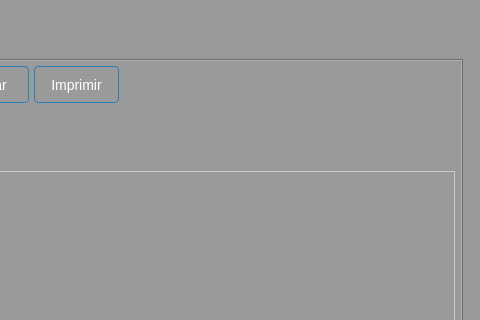
Above: Sistema de ventas/ui/FrmIngreso.ui from CodeDrTech/DevelopPython before the change; both pictures show x 378 to 858 and y 0 to 320 of the 858 by 625 pixel window. Below: the same form after it.
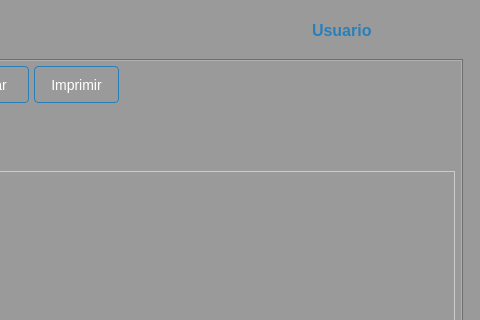
That is the form after the change.

```diff
--- a/Sistema de ventas/ui/FrmIngreso.ui
+++ b/Sistema de ventas/ui/FrmIngreso.ui
@@ -1997,6 +1997,36 @@
      </widget>
     </widget>
    </widget>
+   <widget class="QLabel" name="lblIdEmpleado">
+    <property name="geometry">
+     <rect>
+      <x>690</x>
+      <y>20</y>
+      <width>59</width>
+      <height>21</height>
+     </rect>
+    </property>
+    <property name="font">
+     <font>
+      <pointsize>-1</pointsize>
+      <bold>true</bold>
+     </font>
+    </property>
+    <property name="styleSheet">
+     <string notr="true">QWidget {
+    background-color: #9a9a9a;
+}
+
+QLabel {
+    color: #2980b9;
+    font-size: 16px;
+    font-weight: bold;
+}</string>
+    </property>
+    <property name="text">
+     <string>Usuario</string>
+    </property>
+   </widget>
   </widget>
   <widget class="QStatusBar" name="statusbar"/>
  </widget>
```
